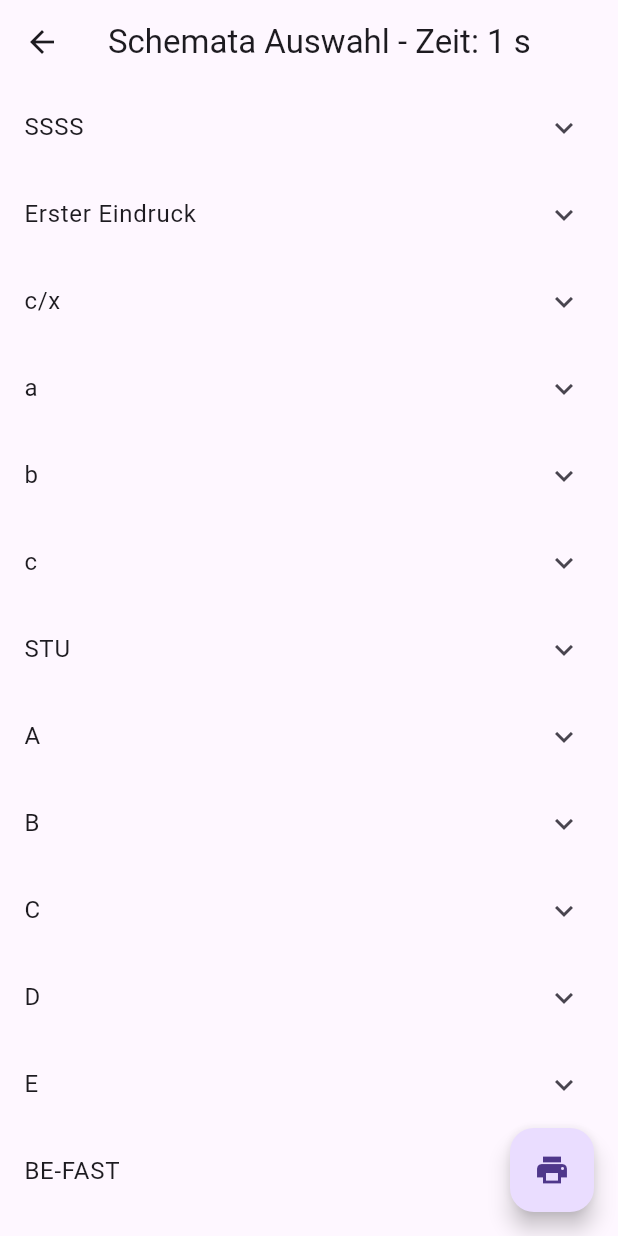
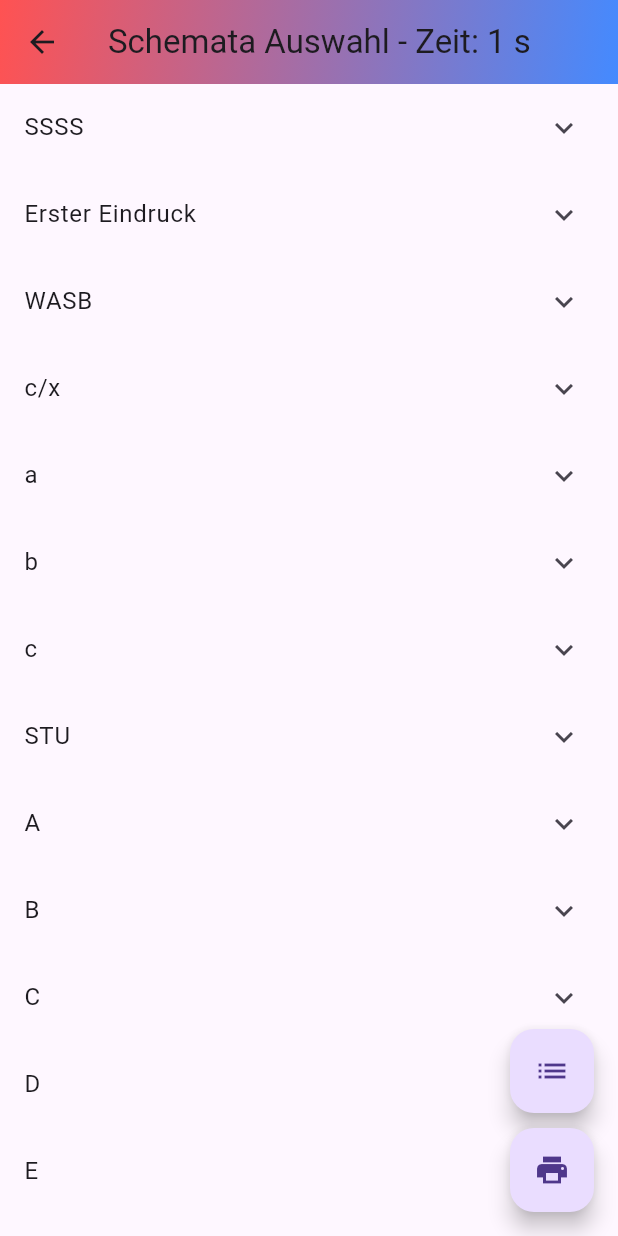
Before and after one commit to FlorianGross/rd_fallbeispiel, a Flutter app: the screen it shows after launch, after a tap on "Starten", on a phone screen of 412 x 824 dp. Run offline on Flutter 3.47's test engine with Material 3 defaults, Android fonts, the phone set to English and light mode, and no system bars; our stand-ins replace pdf, printing.

Commit message:
Added App Icon and Result Screen

```diff
--- /dev/null
+++ b/flutter_launcher_icons.yaml
@@ -0,0 +1,17 @@
+# flutter pub run flutter_launcher_icons
+flutter_launcher_icons:
+  image_path: "assets/logo.png"
+
+  android: "launcher_icon"
+  # image_path_android: "assets/icon/icon.png"
+  min_sdk_android: 21 # android min sdk min:16, default 21
+  # adaptive_icon_background: "assets/icon/background.png"
+  # adaptive_icon_foreground: "assets/icon/foreground.png"
+  # adaptive_icon_monochrome: "assets/icon/monochrome.png"
+
+  ios: true
+  # image_path_ios: "assets/icon/icon.png"
+  remove_alpha_channel_ios: true
+  # image_path_ios_dark_transparent: "assets/icon/icon_dark.png"
+  # image_path_ios_tinted_grayscale: "assets/icon/icon_tinted.png"
+  # desaturate_tinted_to_grayscale_ios: true
--- /dev/null
+++ b/lib/MeasuresOverviewScreen.dart
@@ -0,0 +1,23 @@
+import 'package:flutter/material.dart';
+
+class MeasuresOverviewScreen extends StatelessWidget {
+  final List<Map<String, dynamic>> completedActions;
+  MeasuresOverviewScreen({required this.completedActions});
+
+  @override
+  Widget build(BuildContext context) {
+    return Scaffold(
+      appBar: AppBar(title: const Text('Durchgeführte Maßnahmen')),
+      body: ListView.builder(
+        itemCount: completedActions.length,
+        itemBuilder: (context, index) {
+          final action = completedActions[index];
+          return ListTile(
+            title: Text("${action['schema']} - ${action['action']}"),
+            subtitle: Text("Zeitpunkt: ${action['timestamp']}"),
+          );
+        },
+      ),
+    );
+  }
+}
--- a/lib/QualificationSelectionScreen.dart
+++ b/lib/QualificationSelectionScreen.dart
@@ -44,12 +44,22 @@ class _QualificationSelectionScreenState
   @override
   Widget build(BuildContext context) {
     return Scaffold(
-      appBar: AppBar(title: const Text('Fallbeispiel wählen')),
+      appBar: AppBar(
+        title: const Text('Fallbeispiel wählen'),
+        flexibleSpace: Container(
+          decoration: const BoxDecoration(
+            gradient: LinearGradient(
+              colors: [Colors.redAccent, Colors.blueAccent],
+              begin: Alignment.topLeft,
+              end: Alignment.bottomRight,
+            ),
+          ),
+        ),
+      ),
       body: Padding(
         padding: const EdgeInsets.all(16.0),
-        child: Column(
-          crossAxisAlignment: CrossAxisAlignment.stretch,
-          children: [
+        child: ListView(
+           children: [
             const Text('Qualifikationen',
                 style: TextStyle(fontSize: 24, fontWeight: FontWeight.bold)),
             const SizedBox(height: 10),
--- a/lib/SchemaSelectionScreen.dart
+++ b/lib/SchemaSelectionScreen.dart
@@ -4,6 +4,8 @@ import 'package:flutter/material.dart';
 import 'package:pdf/pdf.dart';
 import 'package:pdf/widgets.dart' as pw;
 import 'package:printing/printing.dart';
+
+import 'MeasuresOverviewScreen.dart';
 
 class SchemaSelectionScreen extends StatefulWidget {
   final Map<String, int> vehicleStatus;
@@ -22,20 +24,27 @@ class _SchemaSelectionScreenState extends State<SchemaSelectionScreen> {
       'Situation',
       'Support',
     ],
-    'Erster Eindruck': ['Zyanose', 'Hauttonus', 'Pathologische Atemgeräusche'],
+    'Erster Eindruck': [
+      'Zyanose',
+      'Hauttonus',
+      'Pathologische Atemgeräusche',
+      'Allgemeinzustand'
+    ],
+    'WASB': [
+      'Wach',
+      'Ansprechbar',
+      'Schmerzreiz',
+      'Bewusstlos',
+    ],
     'c/x': [
       'Abfrage kritische Blutungen',
-      'Kritische Blutung gestoppt',
-      'Reevaluation kritische Blutung',
     ],
     'a': [
       'Überprüfung Atemwege',
-      'Freimachen der Atemwege',
-      'Reevaluation Atemwege',
     ],
     'b': [
-      'Auszählen der Atemfrequenz',
-      'Abfrage Atemnot',
+      'Atemfrequenz',
+      'Atemzugvolumen',
     ],
     'c': [
       'Pulsfrequenz',
@@ -44,8 +53,8 @@ class _SchemaSelectionScreenState extends State<SchemaSelectionScreen> {
       'Recap',
     ],
     'STU': [
-      'Patient auf Rücken',
-      'Fixierung Kopf durch Helfer',
+      'Rückenlage',
+      'Kopf-Fixierung',
       'Blutungen Kopf',
       'Gesichtsknochen',
       'Austritt Flüssigkeiten Nase',
@@ -68,17 +77,19 @@ class _SchemaSelectionScreenState extends State<SchemaSelectionScreen> {
       'pDMS Arme',
       'Achsengerechte Drehung',
       'Rücken Stufenbildung',
-      'Becken Hartspann'
+      'Rücken Hartspann'
     ],
     'A': [
       'Atemwege überprüfen',
-      'Freimachen der Atemwege',
-      'Beatmung einleiten',
+      'Absaugbereitschaft'
+          'Atemwegssicherung',
     ],
     'B': [
       'Auskultieren',
       'Atemhilfsmuskulatur',
       'Sp02',
+      'Kontrollierte/Assistierte Beatmung',
+      'Sauerstoffgabe',
     ],
     'C': [
       'Hauttonus',
@@ -86,6 +97,9 @@ class _SchemaSelectionScreenState extends State<SchemaSelectionScreen> {
       'Puls',
       'Recap',
       'EKG',
+      'Lagerung',
+      'Zugang IV / IO',
+      'Volumengabe',
     ],
     'D': [
       'FAST',
@@ -100,6 +114,7 @@ class _SchemaSelectionScreenState extends State<SchemaSelectionScreen> {
       'Verletzungen',
       'Einstichstellen',
       'Insulinpumpe'
+          'Wärmeerhalt'
     ],
     'BE-FAST': [
       'Balance',
@@ -133,20 +148,6 @@ class _SchemaSelectionScreenState extends State<SchemaSelectionScreen> {
       'Severity',
       'Time',
     ],
-    'Maßnahmen': [
-      'Freimachen der Atemwege',
-      'Beatmung (Kontrolliert / Assistiert)',
-      'Sauerstoffgabe',
-      'Lagerung',
-      'Wärmeerhalt',
-    ],
-    'Maßnahmen erweitert': [
-      'Zugang IV / IO',
-      'Medikamentengabe',
-      'Defibrillation',
-      'Thoraxdrainage',
-      'Intubation',
-    ],
     'Nachforderung': [
       'NEF',
       'RTW',
@@ -172,7 +173,7 @@ class _SchemaSelectionScreenState extends State<SchemaSelectionScreen> {
       widget.vehicleStatus.forEach((key, value) {
         if (value == 2 &&
             !completedActions.any(
-                    (e) => e['schema'] == 'Nachforderung' && e['action'] == key)) {
+                (e) => e['schema'] == 'Nachforderung' && e['action'] == key)) {
           completedActions.add({
             'schema': 'Nachforderung',
             'action': key,
@@ -186,7 +187,7 @@ class _SchemaSelectionScreenState extends State<SchemaSelectionScreen> {
   @override
   void initState() {
     super.initState();
-    _timer = Timer.periodic(Duration(seconds: 1), (timer) {
+    _timer = Timer.periodic(const Duration(seconds: 1), (timer) {
       setState(() {
         _elapsedSeconds++;
       });
@@ -204,9 +205,9 @@ class _SchemaSelectionScreenState extends State<SchemaSelectionScreen> {
     final pdf = pw.Document();
     final missingActions = schemas.entries
         .expand((entry) => entry.value
-        .map((action) => {'schema': entry.key, 'action': action}))
+            .map((action) => {'schema': entry.key, 'action': action}))
         .where((item) => !completedActions.any((e) =>
-    e['schema'] == item['schema'] && e['action'] == item['action']))
+            e['schema'] == item['schema'] && e['action'] == item['action']))
         .toList();
     if (completedActions.isNotEmpty) {
       DateTime firstActionTime = completedActions.first['timestamp'];
@@ -221,8 +222,9 @@ class _SchemaSelectionScreenState extends State<SchemaSelectionScreen> {
               pw.Text('Rettungsmittel:',
                   style: pw.TextStyle(
                       fontSize: 18, fontWeight: pw.FontWeight.bold)),
-              ...widget.vehicleStatus.entries
-                  .map((entry) => pw.Text(entry.value != 0
+              ...widget.vehicleStatus.entries.map((entry) => pw.Text(entry
+                          .value !=
+                      0
                   ? "${entry.key}: ${entry.value == 2 ? 'Auf Anfahrt' : entry.value == 1 ? 'Besetzt' : 'Frei'}"
                   : '')),
               pw.SizedBox(height: 20),
@@ -255,6 +257,15 @@ class _SchemaSelectionScreenState extends State<SchemaSelectionScreen> {
     return Scaffold(
       appBar: AppBar(
         title: Text('Schemata Auswahl - Zeit: $_elapsedSeconds s'),
+        flexibleSpace: Container(
+          decoration: const BoxDecoration(
+            gradient: LinearGradient(
+              colors: [Colors.redAccent, Colors.blueAccent],
+              begin: Alignment.topLeft,
+              end: Alignment.bottomRight,
+            ),
+          ),
+        ),
       ),
       body: ListView(
         children: schemas.keys.map((schema) {
@@ -287,10 +298,26 @@ class _SchemaSelectionScreenState extends State<SchemaSelectionScreen> {
           );
         }).toList(),
       ),
-      floatingActionButton: FloatingActionButton(
-        onPressed: generatePDF,
-        child: Icon(Icons.print),
-      ),
+      floatingActionButton:
+          Column(mainAxisAlignment: MainAxisAlignment.end, children: [
+        FloatingActionButton(
+          onPressed: () {
+            Navigator.push(
+              context,
+              MaterialPageRoute(
+                builder: (context) =>
+                    MeasuresOverviewScreen(completedActions: completedActions),
+              ),
+            );
+          },
+          child: const Icon(Icons.list),
+        ),
+        const SizedBox(height: 10),
+        FloatingActionButton(
+          onPressed: generatePDF,
+          child: const Icon(Icons.print),
+        ),
+      ]),
     );
   }
 }
```
Also changed, not shown: pubspec.yaml (+11 -31 lines), assets/logo.png (added), pubspec.lock, 29 other files.
